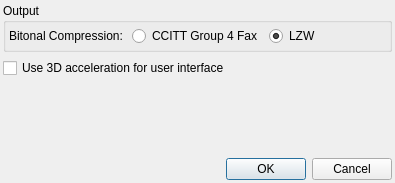
Above: ui/SettingsDialog.ui from scantailor/scantailor before the change. Below: the same form after it.
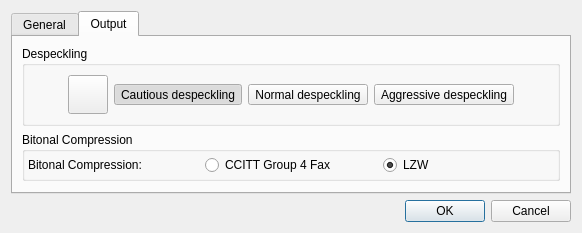
That is the form after the change. Icons and pictures are not drawn.

Commit message: SettingsDialog: Add settings for default Output despeckling

Diff of the .ui file:
```diff
--- a/ui/SettingsDialog.ui
+++ b/ui/SettingsDialog.ui
@@ -6,26 +6,216 @@
    <rect>
     <x>0</x>
     <y>0</y>
-    <width>395</width>
-    <height>183</height>
+    <width>582</width>
+    <height>229</height>
    </rect>
   </property>
   <property name="windowTitle">
    <string>Settings</string>
   </property>
-  <layout class="QVBoxLayout" name="verticalLayout_2">
-   <property name="spacing">
-    <number>6</number>
-   </property>
-   <property name="margin">
-    <number>3</number>
-   </property>
+  <layout class="QVBoxLayout" name="verticalLayout_4">
    <item>
-    <widget class="QGroupBox" name="outputGroupBox">
-     <property name="title">
-      <string>Output</string>
+    <widget class="QTabWidget" name="settingsTabWidget">
+     <property name="currentIndex">
+      <number>1</number>
      </property>
+     <widget class="QWidget" name="generalTab">
+      <attribute name="title">
+       <string>General</string>
+      </attribute>
      <layout class="QVBoxLayout" name="verticalLayout">
+       <item>
+        <widget class="QCheckBox" name="use3DAcceleration">
+         <property name="text">
+          <string>Use 3D acceleration for user interface</string>
+         </property>
+        </widget>
+       </item>
+      </layout>
+     </widget>
+     <widget class="QWidget" name="OutputTab">
+      <attribute name="title">
+       <string>Output</string>
+      </attribute>
+      <layout class="QVBoxLayout" name="verticalLayout_3">
+       <item>
+        <widget class="QGroupBox" name="despecklePanel">
+         <property name="title">
+          <string>Despeckling</string>
+         </property>
+         <layout class="QVBoxLayout" name="verticalLayout_5">
+          <item>
+           <layout class="QHBoxLayout" name="horizontalLayout_2">
+            <property name="spacing">
+             <number>6</number>
+            </property>
+            <item>
+             <spacer name="horizontalSpacer_11">
+              <property name="orientation">
+               <enum>Qt::Horizontal</enum>
+              </property>
+              <property name="sizeHint" stdset="0">
+               <size>
+                <width>40</width>
+                <height>20</height>
+               </size>
+              </property>
+             </spacer>
+            </item>
+            <item>
+             <widget class="QToolButton" name="despeckleOffBtn">
+              <property name="toolTip">
+               <string>No despeckling</string>
+              </property>
+              <property name="statusTip">
+               <string>No despeckling</string>
+              </property>
+              <property name="text">
+               <string/>
+              </property>
+              <property name="iconSize">
+               <size>
+                <width>32</width>
+                <height>32</height>
+               </size>
+              </property>
+              <property name="checkable">
+               <bool>true</bool>
+              </property>
+              <property name="checked">
+               <bool>false</bool>
+              </property>
+              <property name="autoExclusive">
+               <bool>true</bool>
+              </property>
+              <property name="toolButtonStyle">
+               <enum>Qt::ToolButtonTextBesideIcon</enum>
+              </property>
+             </widget>
+            </item>
+            <item>
+             <widget class="QToolButton" name="despeckleCautiousBtn">
+              <property name="toolTip">
+               <string>Cautious despeckling</string>
+              </property>
+              <property name="statusTip">
+               <string>Cautious despeckling</string>
+              </property>
+              <property name="text">
+               <string>Cautious despeckling</string>
+              </property>
+              <property name="icon">
+               <iconset resource="../resources/resources.qrc">
+                <normaloff>:/icons/despeckle-cautious.png.png</normaloff>:/icons/despeckle-cautious.png.png</iconset>
+              </property>
+              <property name="iconSize">
+               <size>
+                <width>32</width>
+                <height>32</height>
+               </size>
+              </property>
+              <property name="checkable">
+               <bool>true</bool>
+              </property>
+              <property name="checked">
+               <bool>true</bool>
+              </property>
+              <property name="autoExclusive">
+               <bool>true</bool>
+              </property>
+              <property name="toolButtonStyle">
+               <enum>Qt::ToolButtonTextBesideIcon</enum>
+              </property>
+             </widget>
+            </item>
+            <item>
+             <widget class="QToolButton" name="despeckleNormalBtn">
+              <property name="toolTip">
+               <string>Normal despeckling</string>
+              </property>
+              <property name="statusTip">
+               <string>Normal despeckling</string>
+              </property>
+              <property name="text">
+               <string>Normal despeckling</string>
+              </property>
+              <property name="icon">
+               <iconset resource="../resources/resources.qrc">
+                <normaloff>:/icons/despeckle-normal.png.png</normaloff>:/icons/despeckle-normal.png.png</iconset>
+              </property>
+              <property name="iconSize">
+               <size>
+                <width>32</width>
+                <height>32</height>
+               </size>
+              </property>
+              <property name="checkable">
+               <bool>true</bool>
+              </property>
+              <property name="autoExclusive">
+               <bool>true</bool>
+              </property>
+              <property name="toolButtonStyle">
+               <enum>Qt::ToolButtonTextBesideIcon</enum>
+              </property>
+             </widget>
+            </item>
+            <item>
+             <widget class="QToolButton" name="despeckleAggressiveBtn">
+              <property name="toolTip">
+               <string>Aggressive despeckling</string>
+              </property>
+              <property name="statusTip">
+               <string>Aggressive despeckling</string>
+              </property>
+              <property name="text">
+               <string>Aggressive despeckling</string>
+              </property>
+              <property name="icon">
+               <iconset resource="../resources/resources.qrc">
+                <normaloff>:/icons/despeckle-aggressive.png.png</normaloff>:/icons/despeckle-aggressive.png.png</iconset>
+              </property>
+              <property name="iconSize">
+               <size>
+                <width>32</width>
+                <height>32</height>
+               </size>
+              </property>
+              <property name="checkable">
+               <bool>true</bool>
+              </property>
+              <property name="autoExclusive">
+               <bool>true</bool>
+              </property>
+              <property name="toolButtonStyle">
+               <enum>Qt::ToolButtonTextBesideIcon</enum>
+              </property>
+             </widget>
+            </item>
+            <item>
+             <spacer name="horizontalSpacer_12">
+              <property name="orientation">
+               <enum>Qt::Horizontal</enum>
+              </property>
+              <property name="sizeHint" stdset="0">
+               <size>
+                <width>40</width>
+                <height>20</height>
+               </size>
+              </property>
+             </spacer>
+            </item>
+           </layout>
+          </item>
+         </layout>
+        </widget>
+       </item>
+       <item>
+        <widget class="QGroupBox" name="bitonalCompressTypeGroupBox">
+         <property name="title">
+          <string>Bitonal Compression</string>
+         </property>
+         <layout class="QVBoxLayout" name="verticalLayout_2">
       <property name="spacing">
        <number>3</number>
       </property>
@@ -66,13 +256,6 @@
      </layout>
     </widget>
    </item>
-   <item>
-    <widget class="QCheckBox" name="use3DAcceleration">
-     <property name="text">
-      <string>Use 3D acceleration for user interface</string>
-     </property>
-    </widget>
-   </item>
    <item>
     <spacer name="verticalSpacer">
      <property name="orientation">
@@ -81,10 +264,14 @@
      <property name="sizeHint" stdset="0">
       <size>
        <width>20</width>
-       <height>40</height>
+           <height>29</height>
       </size>
      </property>
     </spacer>
+       </item>
+      </layout>
+     </widget>
+    </widget>
    </item>
    <item>
     <widget class="QDialogButtonBox" name="buttonBox">
```
Left out of the diff: 4 changed lines with no effect on the pictures. Lines whose indentation alone changed are shown as unchanged. The commit also changes 15 other files.
